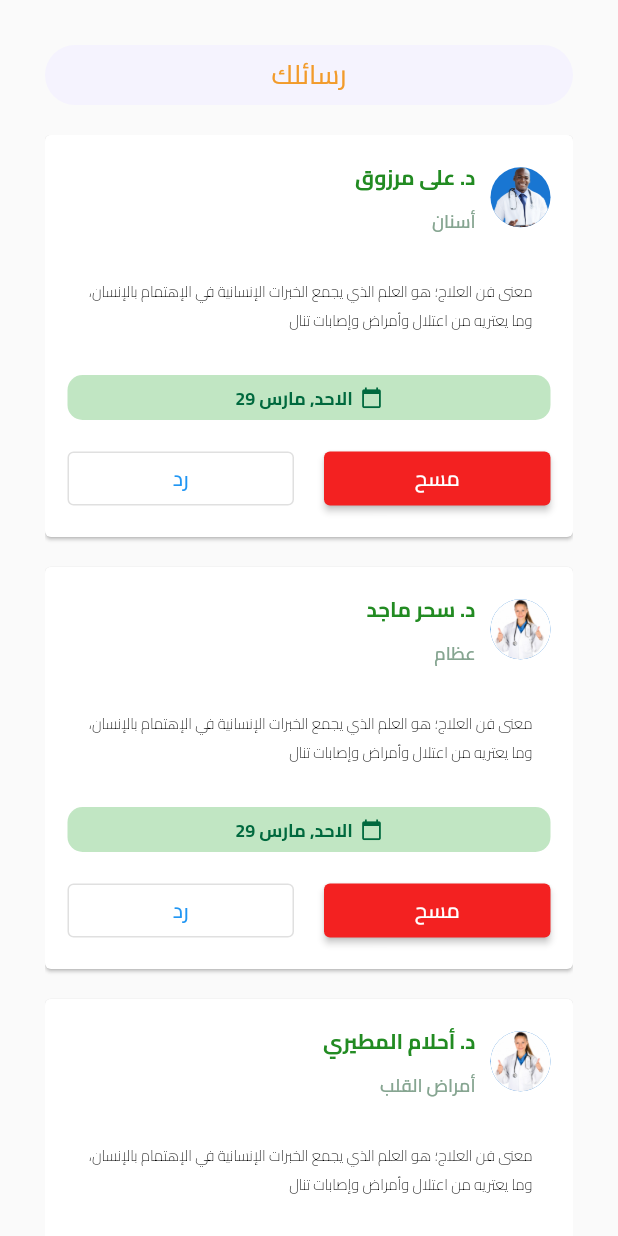
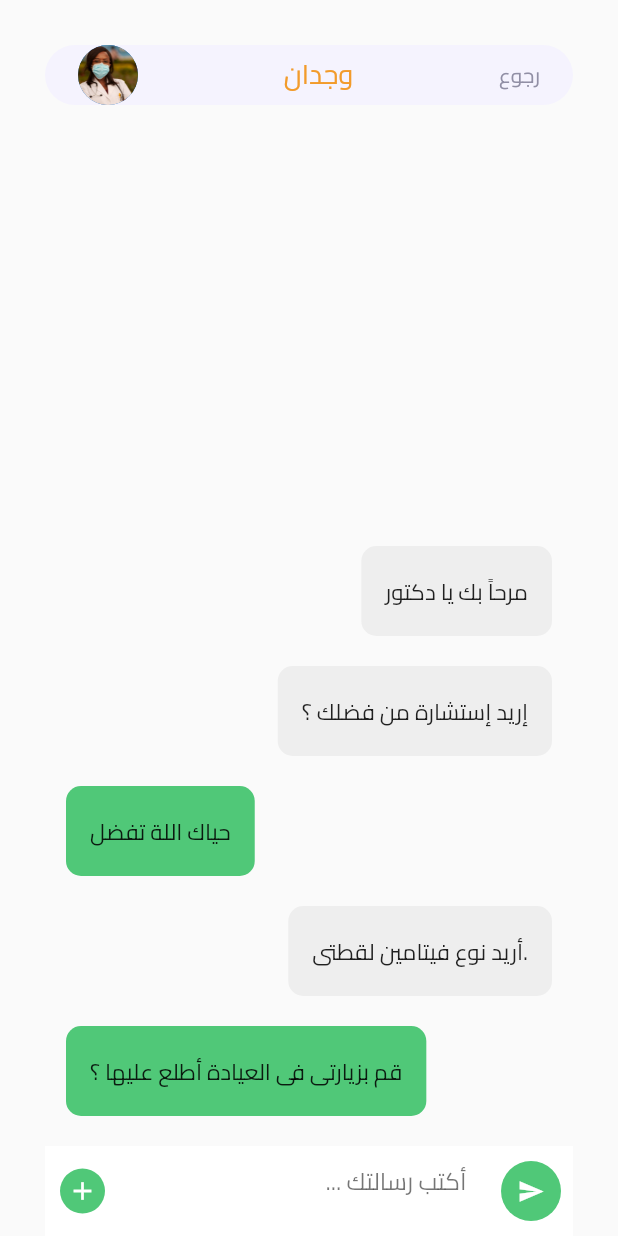
Before and after one commit to Mahmoud-Raouf/tarahm, a Flutter app: the MessagesTab screen opened directly, after a tap on "رد", on a phone screen of 412 x 824 dp. Run offline on Flutter 3.47's test engine with Material 2 defaults, Android fonts, the phone set to English and light mode, and no system bars; our stand-ins replace flutter_map, latlong2.

Commit message:
new pages

```diff
--- /dev/null
+++ b/lib/models/chatMessageModel.dart
@@ -0,0 +1,17 @@
+class ChatMessage {
+  String messageContent;
+  String messageType;
+  ChatMessage({required this.messageContent, required this.messageType});
+}
+
+List<ChatMessage> messages = [
+  ChatMessage(messageContent: "مرحاً بك يا دكتور", messageType: "receiver"),
+  ChatMessage(
+      messageContent: "إريد إستشارة من فضلك ؟", messageType: "receiver"),
+  ChatMessage(messageContent: "حياك اللة تفضل", messageType: "sender"),
+  ChatMessage(
+      messageContent: "أريد نوع فيتامين لقطتى.", messageType: "receiver"),
+  ChatMessage(
+      messageContent: "قم بزيارتى فى العيادة أطلع عليها ؟",
+      messageType: "sender"),
+];
--- /dev/null
+++ b/lib/screens/chatDetailPage.dart
@@ -0,0 +1,189 @@
+import 'package:flutter/material.dart';
+import 'package:medicare/models/chatMessageModel.dart';
+import 'package:medicare/styles/colors.dart';
+
+class ChatDetailPage extends StatefulWidget {
+  const ChatDetailPage({Key? key}) : super(key: key);
+
+  @override
+  State<ChatDetailPage> createState() => _ChatDetailPageState();
+}
+
+class _ChatDetailPageState extends State<ChatDetailPage> {
+  final Alignment _alignment = Alignment.centerLeft;
+
+  @override
+  Widget build(BuildContext context) {
+    return Scaffold(
+      body: SafeArea(
+        child: Padding(
+          padding: const EdgeInsets.only(left: 30, top: 30, right: 30),
+          child: Column(
+            mainAxisAlignment: MainAxisAlignment.spaceBetween,
+            crossAxisAlignment: CrossAxisAlignment.start,
+            children: [
+              Stack(
+                children: [
+                  Container(
+                    width: double.infinity,
+                    height: 40,
+                    decoration: BoxDecoration(
+                      color: Color(MyColors.bg),
+                      borderRadius: BorderRadius.circular(20),
+                    ),
+                    child: Padding(
+                      padding: const EdgeInsets.symmetric(horizontal: 22.0),
+                      child: Row(
+                        mainAxisAlignment: MainAxisAlignment.spaceBetween,
+                        children: [
+                          InkWell(
+                            onTap: () {
+                              Scaffold.of(context).openDrawer();
+                            },
+                            child: CircleAvatar(
+                              backgroundImage: AssetImage('assets/person.jpg'),
+                            ),
+                          ),
+                          Text(
+                            "وجدان",
+                            style: TextStyle(
+                                fontSize: 18, color: Color(MyColors.yellow02)),
+                          ),
+                          GestureDetector(
+                            onTap: () => Navigator.pop(context),
+                            child: Text(
+                              "رجوع",
+                              style: TextStyle(
+                                  fontSize: 14,
+                                  color: Color(MyColors.purple01)),
+                            ),
+                          ),
+                        ],
+                      ),
+                    ),
+                  ),
+                ],
+              ),
+              SizedBox(
+                height: 20,
+              ),
+              ChattingMassage()
+            ],
+          ),
+        ),
+      ),
+    );
+  }
+}
+
+class ChattingMassage extends StatelessWidget {
+  const ChattingMassage({
+    Key? key,
+  }) : super(key: key);
+
+  @override
+  Widget build(BuildContext context) {
+    return Column(
+      children: [
+        Stack(
+          children: <Widget>[
+            Align(
+              child: ListView.builder(
+                itemCount: messages.length,
+                shrinkWrap: true,
+                padding: EdgeInsets.only(top: 10, bottom: 10),
+                physics: NeverScrollableScrollPhysics(),
+                itemBuilder: (context, index) {
+                  return Container(
+                    padding: EdgeInsets.only(
+                        left: 14, right: 14, top: 10, bottom: 10),
+                    child: Align(
+                      alignment: (messages[index].messageType == "receiver"
+                          ? Alignment.topRight
+                          : Alignment.topLeft),
+                      child: Container(
+                        decoration: BoxDecoration(
+                          borderRadius: BorderRadius.circular(10),
+                          color: (messages[index].messageType == "receiver"
+                              ? Colors.grey.shade200
+                              : Color(MyColors.bg01)),
+                        ),
+                        padding: EdgeInsets.all(16),
+                        child: Text(
+                          messages[index].messageContent,
+                          style: TextStyle(fontSize: 15),
+                        ),
+                      ),
+                    ),
+                  );
+                },
+              ),
+            ),
+          ],
+        ),
+        SingleChildScrollView(
+          child: Stack(
+            children: <Widget>[
+              Align(
+                alignment: Alignment.bottomLeft,
+                child: Container(
+                  padding: EdgeInsets.only(left: 10, bottom: 10, top: 10),
+                  height: 60,
+                  width: double.infinity,
+                  color: Colors.white,
+                  child: Row(
+                    children: <Widget>[
+                      GestureDetector(
+                        onTap: () {},
+                        child: Container(
+                          height: 30,
+                          width: 30,
+                          decoration: BoxDecoration(
+                            color: Color(MyColors.bg01),
+                            borderRadius: BorderRadius.circular(30),
+                          ),
+                          child: Icon(
+                            Icons.add,
+                            color: Colors.white,
+                            size: 20,
+                          ),
+                        ),
+                      ),
+                      SizedBox(
+                        width: 15,
+                      ),
+                      Expanded(
+                        child: TextField(
+                          textAlign: TextAlign.end,
+                          decoration: InputDecoration(
+                              hintText: "  ... أكتب رسالتك",
+                              hintStyle: TextStyle(
+                                color: Colors.black54,
+                              ),
+                              border: InputBorder.none),
+                        ),
+                      ),
+                      SizedBox(
+                        width: 15,
+                      ),
+                      FloatingActionButton(
+                        onPressed: () {},
+                        child: Icon(
+                          Icons.send,
+                          color: Colors.white,
+                          size: 18,
+                        ),
+                        backgroundColor: Color(MyColors.bg01),
+                        elevation: 0,
+                      ),
+                    ],
+                  ),
+                ),
+              ),
+            ],
+          ),
+        ),
+      ],
+    );
+  }
+}
--- a/lib/screens/home.dart
+++ b/lib/screens/home.dart
@@ -1,4 +1,5 @@
 import 'package:flutter/material.dart';
+import 'package:medicare/screens/NavBar.dart';
 import 'package:medicare/styles/colors.dart';
 import 'package:medicare/tabs/HomeTab.dart';
 import 'package:medicare/tabs/Messages.dart';
@@ -47,6 +48,7 @@ class _HomeState extends State<Home> {
     ];
 
     return Scaffold(
+      drawer: const NavBar(),
       appBar: AppBar(
         backgroundColor: Color(MyColors.primary),
         elevation: 0,
--- a/lib/tabs/Messages.dart
+++ b/lib/tabs/Messages.dart
@@ -1,4 +1,5 @@
 import 'package:flutter/material.dart';
+import 'package:medicare/screens/chatDetailPage.dart';
 import 'package:medicare/styles/colors.dart';
 
 class MessagesTab extends StatefulWidget {
@@ -112,13 +113,27 @@ class _MessagesTabState extends State<MessagesTab> {
                                 }
                               });
                             },
-                            child: Center(
-                              child: Text(
-                                "رسائلك",
-                                style: TextStyle(
-                                    fontSize: 18,
-                                    color: Color(MyColors.yellow02)),
-                              ),
+                            child: Row(
+                              children: [
+                                InkWell(
+                                  onTap: () {
+                                    Scaffold.of(context).openDrawer();
+                                  },
+                                  child: CircleAvatar(
+                                    backgroundImage:
+                                        AssetImage('assets/person.jpg'),
+                                  ),
+                                ),
+                                SizedBox(
+                                  width: 100,
+                                ),
+                                Text(
+                                  "رسائلك",
+                                  style: TextStyle(
+                                      fontSize: 18,
+                                      color: Color(MyColors.yellow02)),
+                                ),
+                              ],
                             ),
                           ),
                         ),
@@ -209,7 +224,12 @@ class _MessagesTabState extends State<MessagesTab> {
                               Expanded(
                                 child: OutlinedButton(
                                   child: Text('رد'),
-                                  onPressed: () {},
+                                  onPressed: () {
+                                    Navigator.push(context,
+                                        MaterialPageRoute(builder: (context) {
+                                      return ChatDetailPage();
+                                    }));
+                                  },
                                 ),
                               ),
                               SizedBox(
```
Also changed, not shown: lib/screens/NavBar.dart (added, +127 -0 lines), lib/tabs/HomeTab.dart (+7 -2 lines), lib/tabs/clinicsAppointment.dart (+19 -5 lines), lib/tabs/doctorsAppointment.dart (+19 -5 lines), assets/1.png (deleted), assets/2.png (deleted), assets/3.png (deleted), assets/4.png (deleted), assets/trahum.jpg (added).
